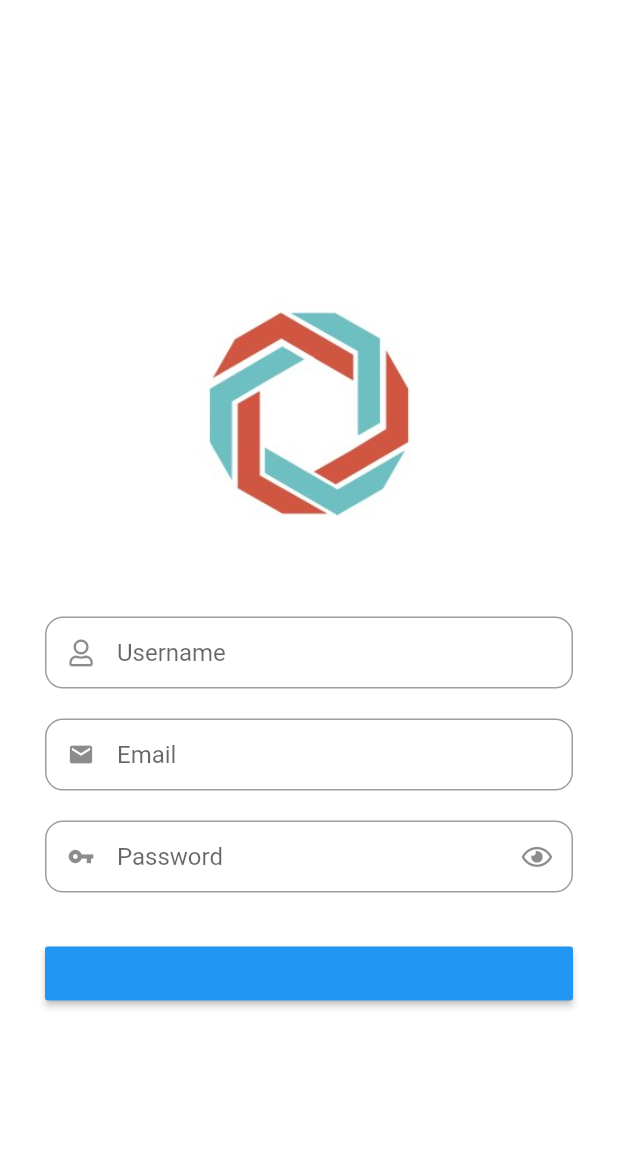
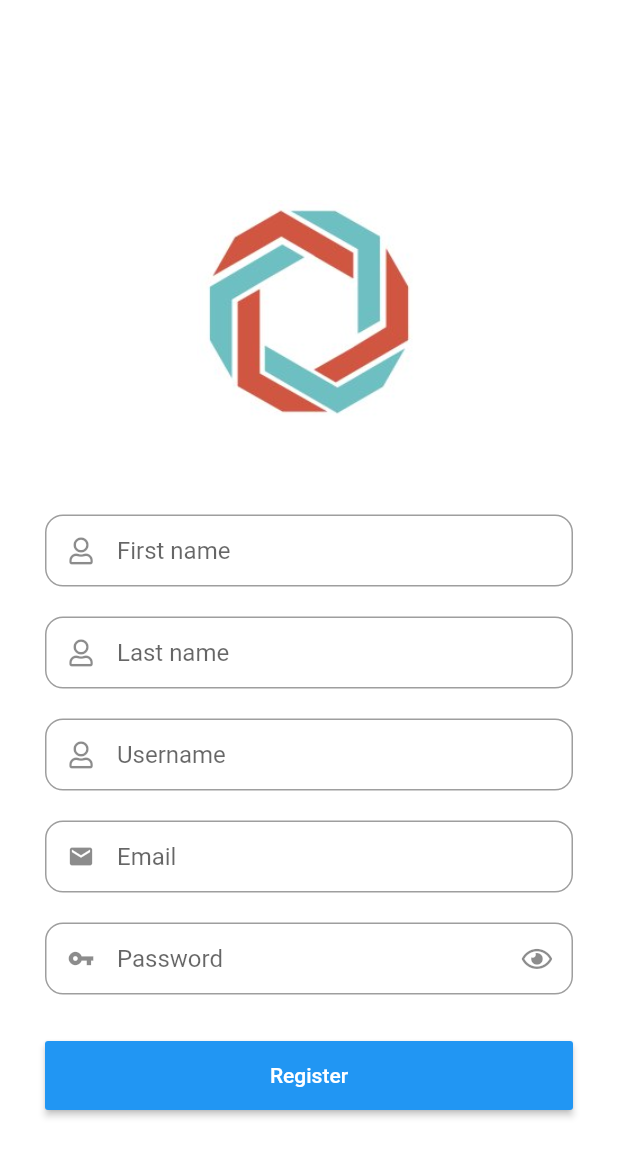
Before and after one commit to HasanAlqaisi/Perminda-Mobile, a Flutter app: the RegisterScreen screen opened by its route, on a phone screen of 412 x 824 dp. Shown: the top 1157 px of the screen. Run offline on Flutter 3.47's test engine with Material 2 defaults, Android fonts, the phone set to English and light mode, and no system bars; our stand-ins replace bloc, dartz, data_connection_checker, equatable, flutter_bloc, font_awesome_flutter and 1 more; generated files the repository leaves out were written again.

Commit message:
Finished registration part

```diff
--- a/lib/data/repos/auth/auth_repo_impl.dart
+++ b/lib/data/repos/auth/auth_repo_impl.dart
@@ -18,7 +18,7 @@ class AuthRepoImpl extends AuthRepo {
   @override
   Future<Either<Failure, User>> registerUser(String firstName, String lastName,
       String username, String email, String password) async {
-    netWorkInfo.isConnected();
+    if (await netWorkInfo.isConnected()) {
       try {
         final result = await remoteDataSource.registerUser(
             firstName, lastName, username, email, password);
@@ -28,5 +28,8 @@ class AuthRepoImpl extends AuthRepo {
       } on UnknownException {
         return Left(UnknownFailure());
       }
+    } else {
+      return Left(NoInternetFailure());
     }
   }
+}
--- /dev/null
+++ b/lib/presentation/features/registration/bloc/register_event.dart
@@ -0,0 +1,24 @@
+part of 'register_bloc.dart';
+
+abstract class RegisterEvent extends Equatable {
+  const RegisterEvent();
+
+  @override
+  List<Object> get props => [];
+}
+
+class RegisterClicked extends RegisterEvent {
+  final String firstName;
+  final String lastName;
+  final String username;
+  final String email;
+  final String password;
+
+  RegisterClicked({
+    this.firstName,
+    this.lastName,
+    this.username,
+    this.email,
+    this.password,
+  });
+}
--- /dev/null
+++ b/lib/presentation/features/registration/bloc/register_state.dart
@@ -0,0 +1,24 @@
+part of 'register_bloc.dart';
+
+abstract class RegisterState extends Equatable {
+  const RegisterState();
+
+  @override
+  List<Object> get props => [];
+}
+
+class RegisterInitial extends RegisterState {}
+
+class RegisterInProgress extends RegisterState {}
+
+class RegisterSuccess extends RegisterState {
+  final User user;
+
+  RegisterSuccess({this.user});
+}
+
+class RegisterError extends RegisterState {
+  final Failure failure;
+
+  RegisterError(this.failure);
+}
--- a/lib/presentation/features/registration/pages/register_screen.dart
+++ b/lib/presentation/features/registration/pages/register_screen.dart
@@ -1,7 +1,11 @@
 import 'package:flutter/material.dart';
+import 'package:flutter_bloc/flutter_bloc.dart';
 import 'package:font_awesome_flutter/font_awesome_flutter.dart';
+import 'package:perminda/core/errors/failure.dart';
 import 'package:perminda/core/global_widgets/global_widgets.dart';
 import 'package:perminda/core/validators/local/local_validators.dart';
+import 'package:perminda/injection_container.dart' as di;
+import 'package:perminda/presentation/features/registration/bloc/register_bloc.dart';
 
 class RegisterScreen extends StatelessWidget {
   static const route = '/register';
@@ -10,9 +14,12 @@ class RegisterScreen extends StatelessWidget {
   Widget build(BuildContext context) {
     return Scaffold(
       backgroundColor: Colors.white,
-      body: SafeArea(
-        child: Center(
-          child: RegisterForm(),
+      body: BlocProvider(
+        create: (context) => di.sl<RegisterBloc>(),
+        child: SafeArea(
+          child: Center(
+            child: RegisterForm(),
+          ),
         ),
       ),
     );
@@ -29,6 +36,35 @@ class _RegisterFormState extends State<RegisterForm> {
 
   @override
   Widget build(BuildContext context) {
+    return BlocConsumer<RegisterBloc, RegisterState>(
+      listener: (context, state) {
+        if (state is RegisterSuccess) {
+          //TODO: Navigate to home screen
+        }
+        if (state is RegisterError) {
+          if (state.failure is UnknownFailure) {
+          } else if (state.failure is NoInternetFailure) {}
+        }
+      },
+      builder: (context, state) {
+        if (state is RegisterError) {
+          if (state.failure is FieldsFailure) {
+            return _buildForm(state, false);
+          } else {
+            return _buildForm(null, false);
+          }
+        } else if (state is RegisterInProgress) {
+          return _buildForm(null, true);
+        } else {
+          return _buildForm(null, false);
+        }
+      },
+    );
+  }
+
+  Widget _buildForm(RegisterError state, bool inProgress) {
+    String firstName, lastName, username, email, password;
+
     return Form(
       key: _formKey,
       child: SingleChildScrollView(
@@ -38,27 +74,67 @@ class _RegisterFormState extends State<RegisterForm> {
           children: [
             LogoImage(),
             RectangleTextField(
+              hintText: 'First name',
+              prefixIcon: FontAwesomeIcons.user,
+              validateRules: (value) {
+                firstName = value;
+                return LocalValidators.generalValidation(value);
+              },
+              apiError: (state?.failure as FieldsFailure)?.userName?.first,
+            ),
+            SizedBox(height: 20.0),
+            RectangleTextField(
+              hintText: 'Last name',
+              prefixIcon: FontAwesomeIcons.user,
+              validateRules: (value) {
+                lastName = value;
+                return LocalValidators.generalValidation(value);
+              },
+              apiError: (state?.failure as FieldsFailure)?.userName?.first,
+            ),
+            SizedBox(height: 20.0),
+            RectangleTextField(
               hintText: 'Username',
               prefixIcon: FontAwesomeIcons.user,
               validateRules: (value) {
-                return LocalValidators.usernameValidation(value);
+                username = value;
+                return LocalValidators.generalValidation(value);
               },
+              apiError: (state?.failure as FieldsFailure)?.userName?.first,
             ),
             SizedBox(height: 20.0),
             RectangleTextField(
               hintText: 'Email',
               prefixIcon: Icons.email,
               validateRules: (value) {
+                email = value;
                 return LocalValidators.emailValidation(value);
+              },
+              apiError: (state?.failure as FieldsFailure)?.email?.first,
+            ),
+            SizedBox(height: 20.0),
+            PasswordField(
+              hintText: 'Password',
+              apiError: (state?.failure as FieldsFailure)?.password?.first,
+              validateRules: (value) {
+                password = value;
+                return LocalValidators.passwordValidation(value);
               },
             ),
             SizedBox(height: 20.0),
-            PasswordField(hintText: 'Password'),
-            SizedBox(height: 20.0),
             RectangleButton(
-              text: 'Register',
+              childWidget: inProgress
+                  ? CircularProgressIndicator(
+                      backgroundColor: Colors.white, strokeWidth: 3)
+                  : Text('Register'),
               onPressed: () {
-                //TODO: make a registration request
+                context.read<RegisterBloc>().add(RegisterClicked(
+                      firstName: firstName,
+                      lastName: lastName,
+                      username: username,
+                      email: email,
+                      password: password,
+                    ));
               },
             ),
           ],
```
Also changed, not shown: lib/presentation/features/registration/bloc/register_bloc.dart (added, +40 -0 lines). Lines whose indentation alone changed are shown as unchanged.
